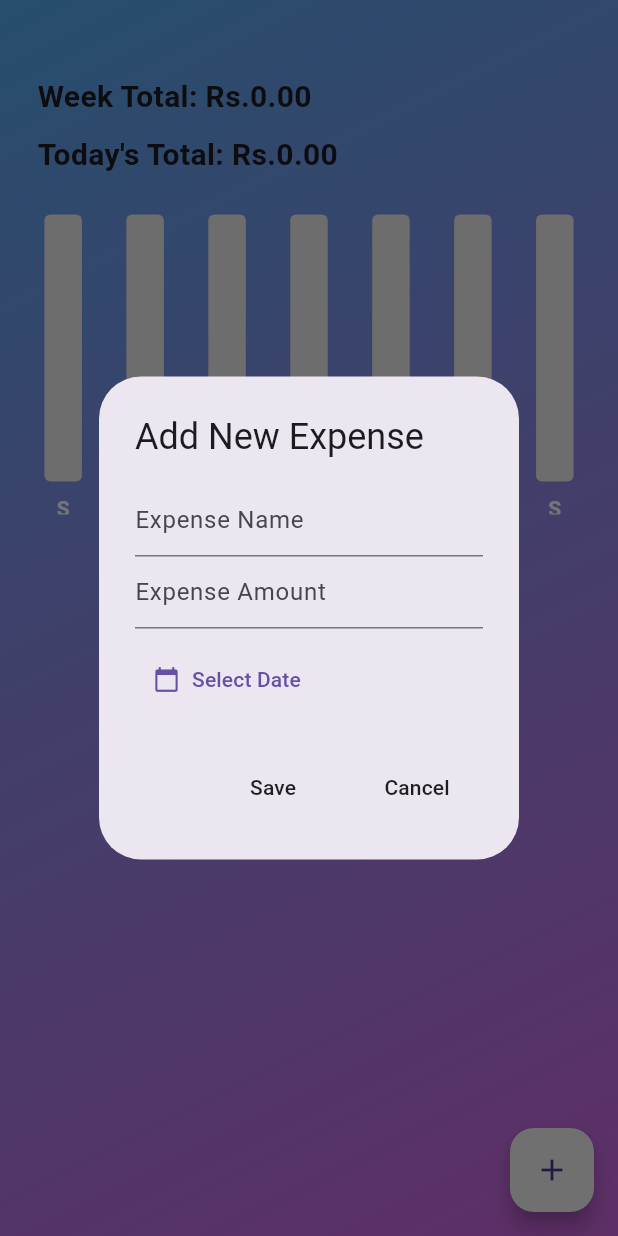
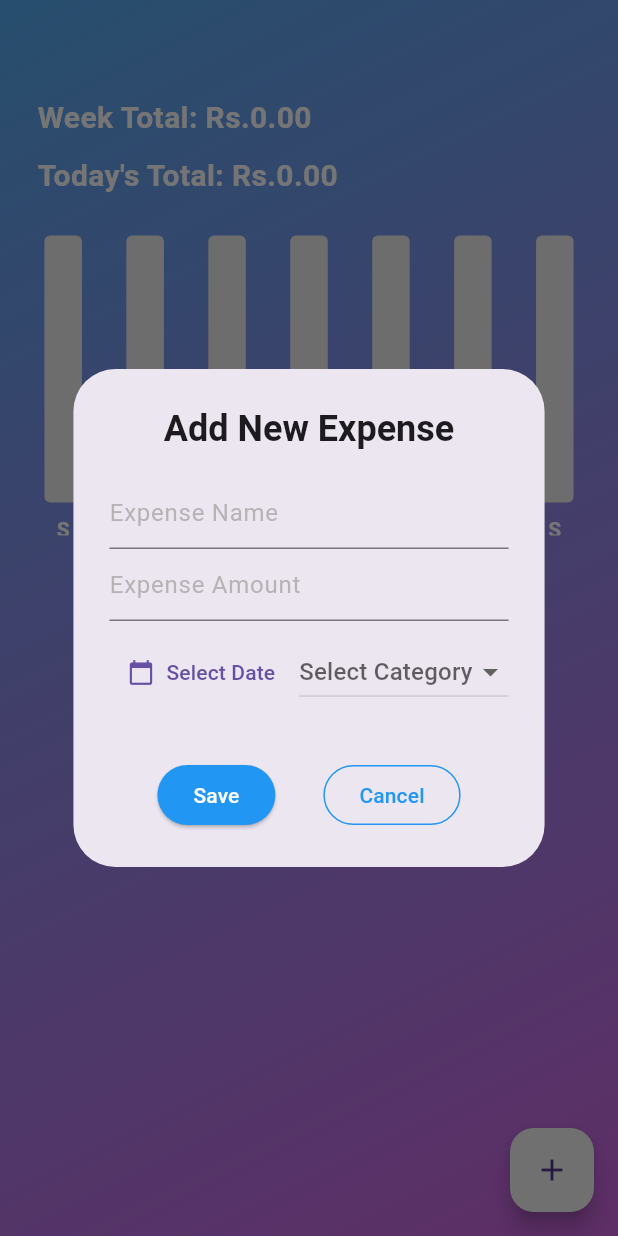
Before and after one commit to PumuduRajakaruna/Expense-Tracker-App-Flutter, a Flutter app: the HomePage screen opened directly, after a tap on the "add" icon, on a phone screen of 412 x 824 dp. Run offline on Flutter 3.47's test engine with Material 3 defaults, Android fonts, the phone set to English and light mode, and no system bars; drawn by our look-alikes of fl_chart; our stand-ins replace flutter_slidable, hive, hive_flutter; accounts and stored records are empty.

Commit message:
added category item to show dialog

```diff
--- a/flutter_application/lib/components/expense_summary.dart
+++ b/flutter_application/lib/components/expense_summary.dart
@@ -88,16 +88,25 @@ class ExpenseSummary extends StatelessWidget {
           // week total
           Padding(
             padding: const EdgeInsets.only(
-                left: 25.0, right: 25.0, bottom: 5.0, top: 25.0),
+                left: 25.0, right: 25.0, bottom: 5.0, top: 32.0),
             child: Row(
               children: [
-                const Text('Week Total: ',
-                    style:
-                        TextStyle(fontWeight: FontWeight.bold, fontSize: 20)),
+                const Text(
+                  'Week Total: ',
+                  style: TextStyle(
+                    fontWeight: FontWeight.bold,
+                    fontSize: 20,
+                    color: Colors.white, // Text color
+                  ),
+                ),
                 Text(
-                    '\Rs.${calculateWeekTotal(value, sunday, monday, tueday, wedday, thuday, friday, satday)}',
-                    style: const TextStyle(
-                        fontWeight: FontWeight.bold, fontSize: 20)),
+                  '\Rs.${calculateWeekTotal(value, sunday, monday, tueday, wedday, thuday, friday, satday)}',
+                  style: const TextStyle(
+                    fontWeight: FontWeight.bold,
+                    fontSize: 20,
+                    color: Colors.white, // Text color
+                  ),
+                ),
               ],
             ),
           ),
@@ -110,12 +119,17 @@ class ExpenseSummary extends StatelessWidget {
               children: [
                 const Text(
                   'Today\'s Total: ',
-                  style: TextStyle(fontWeight: FontWeight.bold, fontSize: 20),
+                  style: TextStyle(
+                      fontWeight: FontWeight.bold,
+                      fontSize: 20,
+                      color: Colors.white),
                 ),
                 Text(
                   '\Rs.${value.calculateDailyExpenseSummary()[convertDateTimeToString(DateTime.now())]?.toStringAsFixed(2) ?? '0.00'}',
                   style: const TextStyle(
-                      fontWeight: FontWeight.bold, fontSize: 20),
+                      fontWeight: FontWeight.bold,
+                      fontSize: 20,
+                      color: Colors.white),
                 ),
               ],
             ),
--- a/flutter_application/lib/data/hive_database.dart
+++ b/flutter_application/lib/data/hive_database.dart
@@ -13,7 +13,8 @@ class HiveDataBase {
       List<dynamic> expenseFormatted = [
         expense.name,
         expense.amount,
-        expense.dateTime
+        expense.dateTime,
+        // expense.category
       ];
       allExpensesFormatted.add(expenseFormatted);
     }
@@ -32,6 +33,7 @@ class HiveDataBase {
       String name = savedExpenses[i][0];
       String amount = savedExpenses[i][1];
       DateTime dateTime = savedExpenses[i][2];
+      // Category category = savedExpenses[i][3];
 
       // create expense item
       ExpenseItem expense =
--- a/flutter_application/lib/models/expense_item.dart
+++ b/flutter_application/lib/models/expense_item.dart
@@ -1,11 +1,15 @@
+enum Category { food, transport, shopping, leisure, other }
+
 class ExpenseItem {
   final String name;
   final String amount;
   final DateTime dateTime;
+  // final Category category;
 
   ExpenseItem({
     required this.name,
     required this.amount,
     required this.dateTime,
+    // required this.category,
   });
 }
--- a/flutter_application/lib/pages/home-page.dart
+++ b/flutter_application/lib/pages/home-page.dart
@@ -3,7 +3,6 @@ import 'package:flutter_application/components/expense_summary.dart';
 import 'package:flutter_application/components/expense_tile.dart';
 import 'package:flutter_application/data/expense_data.dart';
 import 'package:flutter_application/models/expense_item.dart';
-import 'package:flutter_application/date_time/date_time_helper.dart';
 import 'package:provider/provider.dart';
 
 class HomePage extends StatefulWidget {
@@ -18,6 +17,7 @@ class _HomePageState extends State<HomePage> {
   final newExpenseNameController = TextEditingController();
   final newExpenseAmountController = TextEditingController();
   DateTime? selectedDate;
+  Category? selectedCategory;
 
   @override
   void initState() {
@@ -31,20 +31,38 @@ class _HomePageState extends State<HomePage> {
       context: context,
       builder: (context) => StatefulBuilder(builder: (context, setState) {
         return AlertDialog(
-          title: const Text('Add New Expense'),
+          title: const Center(
+            child: Text(
+              'Add New Expense',
+              style: TextStyle(
+                fontWeight: FontWeight.bold,
+              ),
+            ),
+          ),
           content: Column(
             mainAxisSize: MainAxisSize.min,
             children: [
               TextField(
                 controller: newExpenseNameController,
-                decoration: const InputDecoration(hintText: 'Expense Name'),
+                decoration: InputDecoration(
+                  hintText: 'Expense Name',
+                  hintStyle: TextStyle(
+                    color: Colors.grey.withOpacity(0.7),
+                  ),
+                ),
               ),
               TextField(
                 controller: newExpenseAmountController,
                 keyboardType: TextInputType.number,
-                decoration: const InputDecoration(hintText: 'Expense Amount'),
+                decoration: InputDecoration(
+                    hintText: 'Expense Amount',
+                    hintStyle: TextStyle(
+                      color: Colors.grey.withOpacity(0.7),
+                    )),
               ),
               const SizedBox(height: 10),
+              Row(
+                children: [
                   Align(
                     alignment: Alignment.centerLeft,
                     child: TextButton.icon(
@@ -61,26 +79,67 @@ class _HomePageState extends State<HomePage> {
                           });
                         }
                       },
-                  icon: const Icon(Icons.calendar_today),
                       label: Text(
                         selectedDate == null
                             ? 'Select Date'
-                        : 'Selected Date: ${selectedDate!.day.toString()}/${selectedDate!.month.toString()}/${selectedDate!.year.toString()}',
+                            : '${selectedDate!.day.toString()}/${selectedDate!.month.toString()}/${selectedDate!.year.toString()}',
+                      ),
+                      icon: const Icon(Icons.calendar_today),
+                    ),
+                  ),
+                  DropdownButton<Category>(
+                    hint: const Text('Select Category'),
+                    value: selectedCategory,
+                    onChanged: (Category? newValue) {
+                      setState(() {
+                        selectedCategory = newValue;
+                        debugPrint('Selected category: $selectedCategory');
+                      });
+                    },
+                    items: Category.values
+                        .map<DropdownMenuItem<Category>>((Category value) {
+                      return DropdownMenuItem<Category>(
+                        value: value,
+                        child: Text(value.name),
+                      );
+                    }).toList(),
+                  ),
+                ],
+              ),
+              const SizedBox(height: 10),
+            ],
+          ),
+          actions: [
+            Row(
+              mainAxisAlignment: MainAxisAlignment.spaceEvenly,
+              children: [
+                ElevatedButton(
+                  onPressed: save,
+                  style: ElevatedButton.styleFrom(
+                    backgroundColor: Colors.blue,
+                  ),
+                  child: const Text(
+                    "Save",
+                    style: TextStyle(
+                      color: Colors.white,
+                    ),
+                  ),
+                ),
+
+                //cancel button
+                OutlinedButton(
+                  onPressed: cancel,
+                  style: OutlinedButton.styleFrom(
+                    side: const BorderSide(color: Colors.blue),
+                  ),
+                  child: const Text(
+                    "Cancel",
+                    style: TextStyle(
+                      color: Colors.blue,
                     ),
                   ),
                 ),
               ],
-          ),
-          actions: [
-            MaterialButton(
-              onPressed: save,
-              child: Text("Save"),
-            ),
-
-            //cancel button
-            MaterialButton(
-              onPressed: cancel,
-              child: Text("Cancel"),
             ),
           ],
         );
@@ -105,6 +164,7 @@ class _HomePageState extends State<HomePage> {
         name: newExpenseNameController.text,
         amount: amount,
         dateTime: selectedDate ?? DateTime.now(),
+        // category: selectedCategory!,
       );
 
       //add new expense
@@ -125,6 +185,7 @@ class _HomePageState extends State<HomePage> {
     newExpenseNameController.clear();
     newExpenseAmountController.clear();
     selectedDate = null;
+    selectedCategory = null;
   }
 
   @override
@@ -149,7 +210,7 @@ class _HomePageState extends State<HomePage> {
               ),
             ),
             child: Column(children: [
-              const SizedBox(height: 25),
+              const SizedBox(height: 32),
               //weekly summary
               ExpenseSummary(startOfWeek: value.startOfWeekDate()),
 
```
Lines whose indentation alone changed are shown as unchanged.
